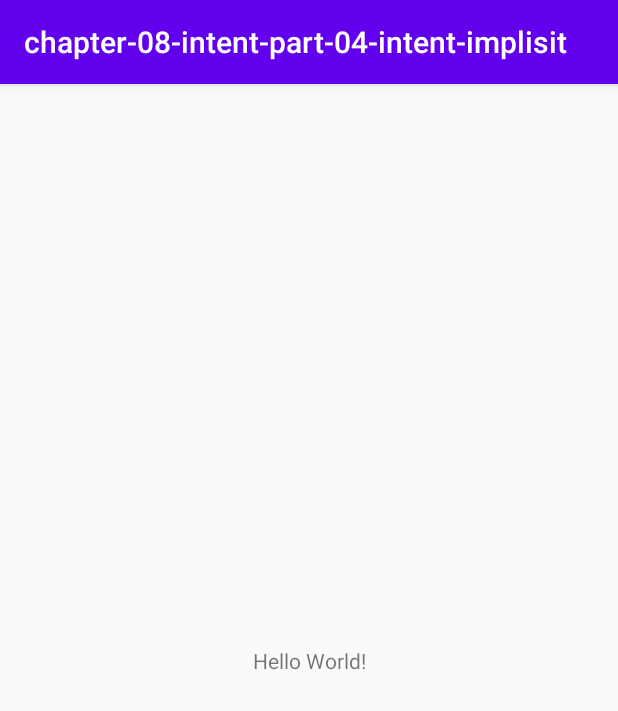
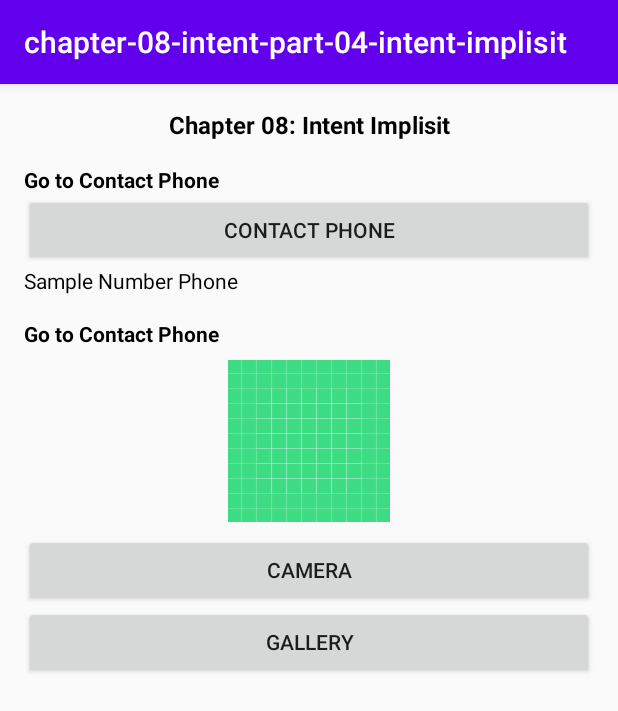
Before and after one commit to algokelvin-373/Channel-Algokelvin, an Android app: the screen it shows after launch (MainActivity), on a phone screen of 412 x 824 dp. Shown: the top 711 px of the screen. Run offline under Robolectric (Android 15) with nearby library versions, the phone set to English and light mode, and no system bars; libraries missing offline, so code that uses them is left out: com.algokelvin.android.

Commit message:
XML UI Layout and Action Every Button

```diff
--- a/AndroidProgramming/chapter-08-intent-part-04-intent-implisit/src/main/java/com/algokelvin/android/learning/kotlin/chapter08/MainActivity.kt
+++ b/AndroidProgramming/chapter-08-intent-part-04-intent-implisit/src/main/java/com/algokelvin/android/learning/kotlin/chapter08/MainActivity.kt
@@ -2,11 +2,24 @@ package com.algokelvin.android.learning.kotlin.chapter08
 
 import androidx.appcompat.app.AppCompatActivity
 import android.os.Bundle
+import kotlinx.android.synthetic.main.activity_main.*
 
 class MainActivity : AppCompatActivity() {
 
     override fun onCreate(savedInstanceState: Bundle?) {
         super.onCreate(savedInstanceState)
         setContentView(R.layout.activity_main)
+
+        btnContactPhone.setOnClickListener {
+
+        }
+
+        btnCamera.setOnClickListener {
+
+        }
+
+        btnGallery.setOnClickListener {
+
+        }
     }
 }
--- a/AndroidProgramming/chapter-08-intent-part-04-intent-implisit/src/main/res/layout/activity_main.xml
+++ b/AndroidProgramming/chapter-08-intent-part-04-intent-implisit/src/main/res/layout/activity_main.xml
@@ -1,18 +1,72 @@
 <?xml version="1.0" encoding="utf-8"?>
-<androidx.constraintlayout.widget.ConstraintLayout xmlns:android="http://schemas.android.com/apk/res/android"
-    xmlns:app="http://schemas.android.com/apk/res-auto"
+<LinearLayout xmlns:android="http://schemas.android.com/apk/res/android"
     xmlns:tools="http://schemas.android.com/tools"
     android:layout_width="match_parent"
     android:layout_height="match_parent"
+    android:orientation="vertical"
+    android:layout_margin="16dp"
     tools:context=".MainActivity">
 
     <TextView
+        android:text="@string/chapter_08_intent_implisit"
+        android:textSize="16sp"
+        android:textColor="@android:color/black"
+        android:textStyle="bold"
+        android:gravity="center"
+        android:layout_width="match_parent"
+        android:layout_height="wrap_content"/>
+
+    <TextView
+        android:text="@string/go_to_contact_phone"
+        android:textSize="14sp"
+        android:textColor="@android:color/black"
+        android:textStyle="bold"
+        android:layout_marginTop="16dp"
+        android:layout_width="match_parent"
+        android:layout_height="wrap_content"/>
+
+    <Button
+        android:id="@+id/btnContactPhone"
+        android:text="@string/contact_phone"
+        android:layout_width="match_parent"
+        android:layout_height="wrap_content"/>
+
+    <TextView
+        android:id="@+id/tvNumberPhone"
+        android:text="@string/sample_number_phone"
+        android:textColor="@android:color/black"
+        android:layout_width="match_parent"
+        android:layout_height="wrap_content"/>
+
+    <TextView
+        android:text="@string/go_to_contact_phone"
+        android:textSize="14sp"
+        android:textColor="@android:color/black"
+        android:textStyle="bold"
+        android:layout_marginTop="16dp"
+        android:layout_width="match_parent"
+        android:layout_height="wrap_content"/>
+
+    <ImageView
+        android:id="@+id/imageData"
+        android:src="@drawable/ic_launcher_background"
+        android:layout_marginTop="8dp"
+        android:layout_marginBottom="8dp"
+        android:layout_gravity="center"
         android:layout_width="wrap_content"
         android:layout_height="wrap_content"
-        android:text="Hello World!"
-        app:layout_constraintBottom_toBottomOf="parent"
-        app:layout_constraintLeft_toLeftOf="parent"
-        app:layout_constraintRight_toRightOf="parent"
-        app:layout_constraintTop_toTopOf="parent" />
+        android:contentDescription="@string/todo" />
 
-</androidx.constraintlayout.widget.ConstraintLayout>
+    <Button
+        android:id="@+id/btnCamera"
+        android:text="@string/camera"
+        android:layout_width="match_parent"
+        android:layout_height="wrap_content"/>
+
+    <Button
+        android:id="@+id/btnGallery"
+        android:text="@string/gallery"
+        android:layout_width="match_parent"
+        android:layout_height="wrap_content"/>
+
+</LinearLayout>
--- a/AndroidProgramming/chapter-08-intent-part-04-intent-implisit/src/main/res/values/strings.xml
+++ b/AndroidProgramming/chapter-08-intent-part-04-intent-implisit/src/main/res/values/strings.xml
@@ -1,3 +1,10 @@
 <resources>
     <string name="app_name">chapter-08-intent-part-04-intent-implisit</string>
+    <string name="chapter_08_intent_implisit">Chapter 08: Intent Implisit</string>
+    <string name="go_to_contact_phone">Go to Contact Phone</string>
+    <string name="contact_phone">Contact Phone</string>
+    <string name="sample_number_phone">Sample Number Phone</string>
+    <string name="camera">Camera</string>
+    <string name="todo">todo</string>
+    <string name="gallery">Gallery</string>
 </resources>
```
